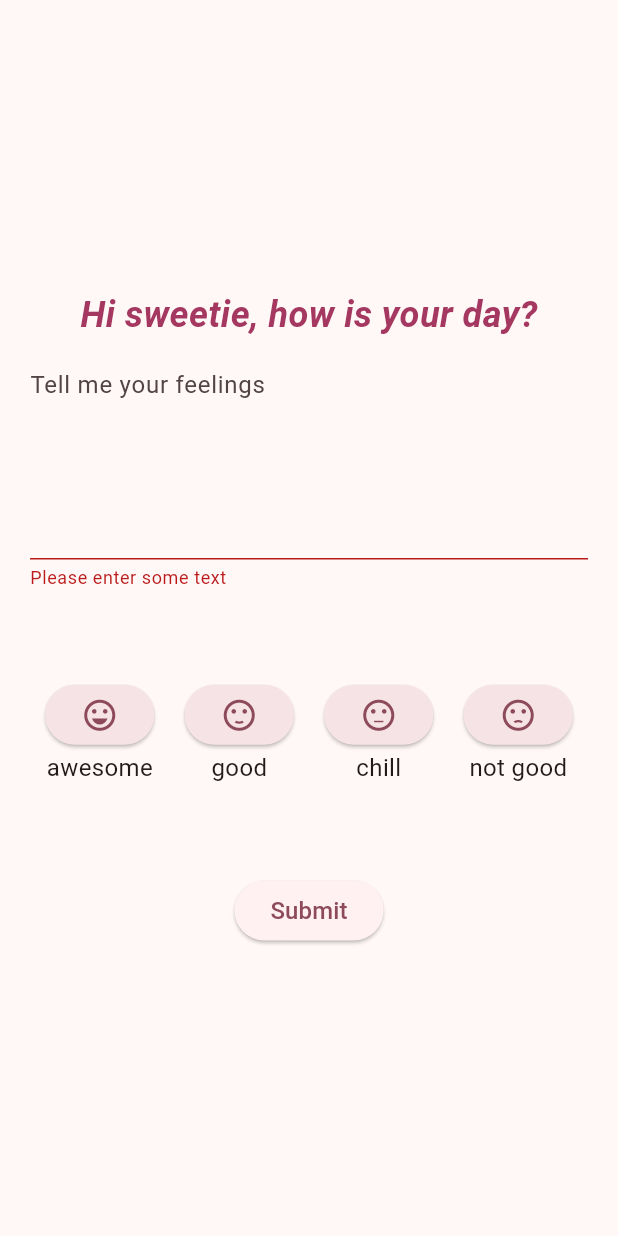
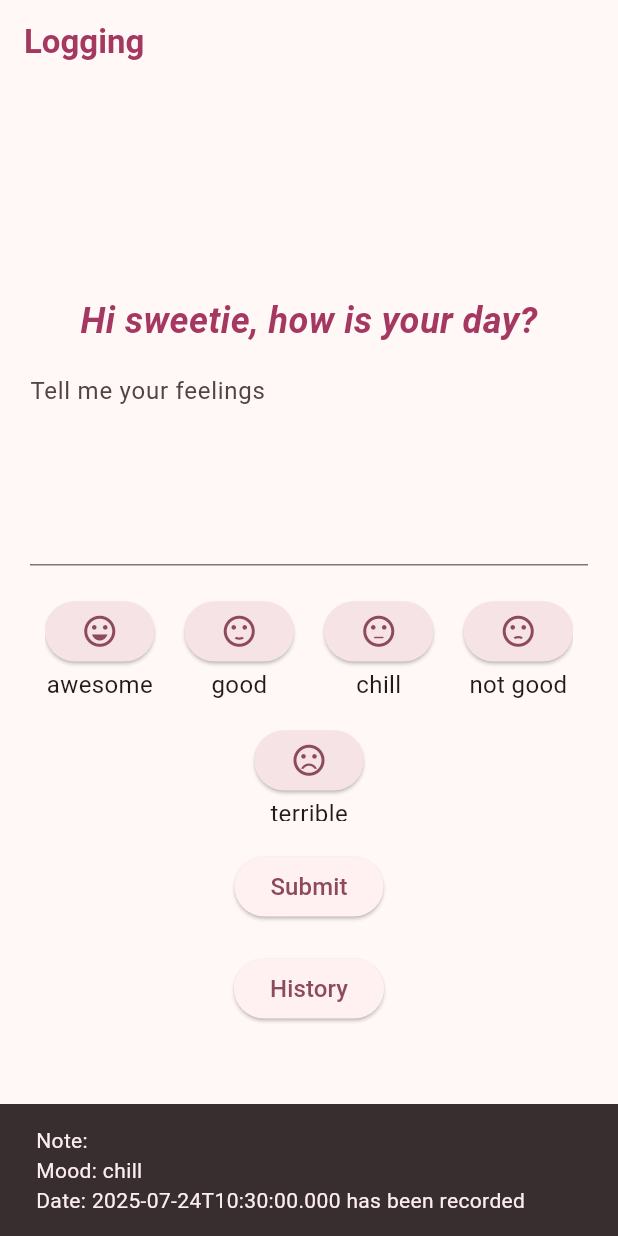
Before and after one commit to chinymue/emolog, a Flutter app: the screen it shows after launch, after a tap on "Submit", on a phone screen of 412 x 824 dp. Run offline on Flutter 3.47's test engine with Material 3 defaults, Android fonts, the light colour scheme and no system bars.

Commit message:
clean lại code và cmt

```diff
--- a/lib/main.dart
+++ b/lib/main.dart
@@ -1,5 +1,5 @@
 import 'package:flutter/material.dart';
-import 'package:provider/provider.dart';
+// import 'package:provider/provider.dart';
 // import 'package:shared_preferences/shared_preferences.dart';
 import 'dart:async';
 import 'dart:io';
@@ -8,102 +8,344 @@ import 'dart:convert'; // json
 // import 'package:sqflite/sqflite.dart';
 // import 'package:path/path.dart';
 
-void main() {
-  runApp(MyApp());
-}
+void main() => runApp(const MyApp());
 
-const Color darkPink = Color.fromARGB(255, 58, 5, 25);
-const Color midPink = Color.fromARGB(255, 103, 13, 47);
-const Color hotWinePink = Color.fromARGB(255, 165, 56, 96);
-const Color emoWinePink = Color.fromARGB(255, 141, 74, 90);
-const Color lightPink = Color.fromARGB(255, 239, 136, 173);
-const Color rosePink = Color.fromARGB(255, 246, 227, 229);
+// Color Constants
+const Color darkPink = Color(0xFF3A0519);
+const Color midPink = Color(0xFF670D2F);
+const Color hotWinePink = Color(0xFFA53860);
+const Color emoWinePink = Color(0xFF8D4A5A);
+const Color lightPink = Color(0xFFEf88AD);
+const Color rosePink = Color(0xFFF6E3E5);
 
 class MyApp extends StatelessWidget {
   const MyApp({super.key});
 
   @override
   Widget build(BuildContext context) {
-    return ChangeNotifierProvider(
-      create: (context) => MyAppState(),
-      child: MaterialApp(
-        title: 'Emolog',
-        theme: ThemeData(
-          colorScheme: ColorScheme.fromSeed(seedColor: Colors.pinkAccent),
-        ),
-        home: MyHomePage(),
+    return MaterialApp(
+      title: 'Emolog',
+      theme: ThemeData(
+        colorScheme: ColorScheme.fromSeed(seedColor: Colors.pinkAccent),
       ),
+      home: MyHomePage(),
     );
   }
 }
 
-class MyAppState extends ChangeNotifier {}
-
-class MyHomePage extends StatefulWidget {
-  @override
-  State<MyHomePage> createState() => _MyHomePageState();
-}
-
-class _MyHomePageState extends State<MyHomePage> {
+class MyHomePage extends StatelessWidget {
   @override
   Widget build(BuildContext context) {
     return Scaffold(
+      appBar: AppBar(
+        title: const Text(
+          'Logging',
+          style: TextStyle(color: hotWinePink, fontWeight: FontWeight.bold),
+        ),
+      ),
       body: Padding(
         padding: const EdgeInsets.all(20),
-        child: Center(child: EmologForm(storage: FormLogStorage())), //
+        child: Center(
+          child: Column(
+            mainAxisAlignment: MainAxisAlignment.center,
+            children: [
+              EmologForm(storage: FormLogStorage()),
+              SizedBox(height: 20),
+              ElevatedButton(
+                onPressed: () => Navigator.push(
+                  context,
+                  MaterialPageRoute(builder: (context) => HistoryLog()),
+                ),
+                child: const Text('History', style: TextStyle(fontSize: 16)),
+              ),
+            ],
+          ),
+        ), //
       ),
     );
   }
 }
 
 // read & write data in file as storage
+class FormLogStorage {
+  Future<String> get _localPath async =>
+      (await getApplicationDocumentsDirectory()).path;
 
-class FormLogStorage {
-  Future<String> get _localPath async {
-    final directory = await getApplicationDocumentsDirectory();
-    return directory.path;
-  }
-
-  Future<File> get _localFile async {
-    final path = await _localPath;
-    print("📁 Saving to path: $path/formlog.txt"); // DEBUG: print to console
-    return File('$path/formlog.txt');
-  }
+  Future<File> get _localFile async => File('${await _localPath}/formlog.txt');
 
   Future<File> writeFormLog(List<String> formLogList) async {
     final file = await _localFile;
-
-    // convert List<String> to each json line
     final jsonLines = formLogList.map((log) => json.encode(log)).join('\n');
-
-    // Write the file
     return file.writeAsString(jsonLines, flush: true);
   }
 
   Future<File> appendFormLog(String newFormLog) async {
     final file = await _localFile;
-    final encoded = json.encode(newFormLog);
-    return file.writeAsString('$encoded\n', mode: FileMode.append, flush: true);
+    return file.writeAsString(
+      '${json.encode(newFormLog)}\n',
+      mode: FileMode.append,
+      flush: true,
+    );
   }
 
   Future<List<String>> readFormLog() async {
     try {
       final file = await _localFile;
-
-      // Read the file
       final contents = await file.readAsString();
-      final decode = contents
+      return contents
           .split('\n')
           .where((line) => line.trim().isNotEmpty)
-          .map((line) => json.decode(line) as String);
-
-      return decode.toList();
-    } catch (e) {
-      // If encountering an error, return 0
+          .map((line) => json.decode(line) as String)
+          .toList();
+    } catch (_) {
       return [];
     }
   }
 }
+
+class EmologForm extends StatefulWidget {
+  const EmologForm({super.key, required this.storage});
+  final FormLogStorage storage;
+
+  @override
+  State<EmologForm> createState() => _EmologFormState();
+}
+
+class _EmologFormState extends State<EmologForm> {
+  final _formKey = GlobalKey<FormState>();
+  final _controller = TextEditingController();
+  List<String> _formLogList = [];
+  String _selectedMood = 'chill';
+
+  // read & write into file
+  @override
+  void initState() {
+    super.initState();
+    widget.storage.readFormLog().then(
+      (value) => setState(() => _formLogList = value),
+    );
+  }
+
+  // used to discard resources used by obj when don't need obj anymore, avoid mmr leak
+  @override
+  void dispose() {
+    _controller.dispose();
+    super.dispose();
+  }
+
+  Future<void> _submitForm() async {
+    if (_formKey.currentState?.validate() ?? false) {
+      final log =
+          'Note: ${_controller.text}\nMood: $_selectedMood\nDate: ${DateTime.now().toIso8601String()}';
+      await widget.storage.appendFormLog(log);
+      if (!mounted) return;
+      setState(() => _formLogList.add(log));
+      ScaffoldMessenger.of(
+        context,
+      ).showSnackBar(SnackBar(content: Text('$log has been recorded')));
+      _controller.clear();
+    }
+  }
+
+  @override
+  Widget build(BuildContext context) {
+    return Form(
+      key: _formKey,
+      child: Column(
+        mainAxisAlignment: MainAxisAlignment.center,
+        children: <Widget>[
+          HelloLog(),
+          const SizedBox(height: 10),
+          NoteLog(controller: _controller),
+          const SizedBox(height: 20),
+          MoodPicker(
+            onMoodSelected: (mood) => setState(() => _selectedMood = mood),
+          ),
+          const SizedBox(height: 20),
+          ElevatedButton(
+            onPressed: _submitForm,
+            child: const Text('Submit', style: TextStyle(fontSize: 16)),
+          ),
+        ],
+      ),
+    );
+  }
+}
+
+class NoteLog extends StatelessWidget {
+  const NoteLog({super.key, required this.controller});
+  final TextEditingController controller;
+
+  @override
+  Widget build(BuildContext context) {
+    return SizedBox(
+      width: 500,
+      child: TextFormField(
+        maxLines: 5,
+        decoration: const InputDecoration(hintText: 'Tell me your feelings'),
+        // validator receives text that user entered
+        // validator: (value) {
+        //   if (value == null || value.isEmpty) {
+        //     return 'Please enter some text';
+        //   }
+        //   return null;
+        // },
+        controller: controller,
+      ),
+    );
+  }
+}
+
+class MoodPicker extends StatefulWidget {
+  MoodPicker({super.key, required this.onMoodSelected});
+  final void Function(String selectedMood) onMoodSelected;
+
+  @override
+  State<MoodPicker> createState() => _MoodPickerState();
+}
+
+class _MoodPickerState extends State<MoodPicker> {
+  String _selectedMood = 'none';
+
+  final Map<String, IconData> moods = {
+    'awesome': Icons.sentiment_very_satisfied,
+    'good': Icons.sentiment_satisfied,
+    'chill': Icons.sentiment_neutral,
+    'not good': Icons.sentiment_dissatisfied,
+    'terrible': Icons.sentiment_very_dissatisfied,
+  };
+
+  @override
+  Widget build(BuildContext context) {
+    return SizedBox(
+      height: 150,
+      child: SingleChildScrollView(
+        scrollDirection: Axis.vertical,
+        child: Wrap(
+          alignment: WrapAlignment.center,
+          spacing: 20,
+          runSpacing: 15,
+          children: moods.entries.map((entry) {
+            final selected = _selectedMood == entry.key;
+            return Column(
+              mainAxisAlignment: MainAxisAlignment.center,
+              children: [
+                ElevatedButton(
+                  onPressed: () {
+                    setState(() => _selectedMood = entry.key);
+                    widget.onMoodSelected(entry.key);
+                  },
+                  style: ElevatedButton.styleFrom(
+                    backgroundColor: selected ? emoWinePink : rosePink,
+                  ),
+                  child: Icon(
+                    entry.value,
+                    size: 25,
+                    color: selected ? rosePink : emoWinePink,
+                  ),
+                ),
+                Text(entry.key, style: TextStyle(fontSize: 16)),
+              ],
+            );
+          }).toList(),
+        ),
+      ),
+    );
+  }
+}
+
+class HelloLog extends StatelessWidget {
+  const HelloLog({super.key});
+
+  @override
+  Widget build(BuildContext context) {
+    return Text(
+      'Hi sweetie, how is your day?',
+      style: TextStyle(
+        color: hotWinePink,
+        fontSize: 24,
+        fontWeight: FontWeight.w600,
+        fontStyle: FontStyle.italic,
+      ),
+    );
+  }
+}
+
+class HistoryLog extends StatelessWidget {
+  @override
+  Widget build(BuildContext context) {
+    return Scaffold(
+      appBar: AppBar(title: const Text('Tesst Route')),
+      body: Center(
+        child: Column(
+          mainAxisAlignment: MainAxisAlignment.center,
+          children: [
+            Text('That\'s work', style: TextStyle(fontSize: 50)),
+            ElevatedButton(
+              onPressed: () => Navigator.pop(context),
+              child: const Text('Open route'),
+            ),
+          ],
+        ),
+      ),
+    );
+  }
+}
+
+  /** other way to try with each change
+
+  // // some funct to react w/ addListener
+  // void _printLastestValue() {
+  //   final text = _controller.text;
+  //   print('$text (${text.characters.length})');
+  // }
+
+  // // listener of TextEditingController
+  // @override
+  // void initState() {
+  //   super.initState();
+  //   _controller.addListener(_printLastestValue);
+  // }
+   */
+
+  /** using shared_perferences
+  List<String> _formLog = [];
+
+  @override
+  void initState() {
+    super.initState();
+    _loadFormLog();
+  }
+
+  // load initial value from persistent storage on start
+  // or fallback to null if it doesn't exist.
+  Future<void> _loadFormLog() async {
+    final prefs = await SharedPreferences.getInstance();
+    setState(() {
+      _formLog = prefs.getStringList('formlog') ?? [];
+    });
+  }
+
+  // After click the button, save the new form log
+  // and async save it to persistent storage;
+  Future<void> _addFormLog(String newFormLog) async {
+    final prefs = await SharedPreferences.getInstance();
+    var formLog = (prefs.getStringList('formlog') ?? []);
+    formLog.add(newFormLog);
+    await prefs.setStringList('formlog', _formLog);
+    setState(() {
+      _formLog = formLog;
+    });
+  }
+   */
+
+  /** sqflite
+  final NoteLogDB _db = NoteLogDB();
+  Future<void> _saveNote(String note) async {
+    final newNote = NoteLog(note: note, date: DateTime.now().toIso8601String());
+    await _db.insertNote(newNote);
+  }
+   */
 
 // sqflite
 /**
@@ -183,273 +425,6 @@ class NoteLogDB {
   }
 }
  */
-
-class EmologForm extends StatefulWidget {
-  const EmologForm({super.key, required this.storage}); //
-
-  final FormLogStorage storage;
-
-  @override
-  State<EmologForm> createState() => _EmologFormState();
-}
-
-class _EmologFormState extends State<EmologForm> {
-  // global key to identify Form widget & validation
-  final _formkey = GlobalKey<FormState>();
-
-  // text controller.
-  final TextEditingController _textController = TextEditingController();
-
-  // used to discard resources used by obj when don't need obj anymore, avoid mmr leak
-  @override
-  void dispose() {
-    _textController.dispose();
-    super.dispose();
-  }
-
-  String _selectedMood = 'chill';
-
-  /** other way to try with each change
-
-  // // some funct to react w/ addListener
-  // void _printLastestValue() {
-  //   final text = _textController.text;
-  //   print('$text (${text.characters.length})');
-  // }
-
-  // // listener of TextEditingController
-  // @override
-  // void initState() {
-  //   super.initState();
-  //   _textController.addListener(_printLastestValue);
-  // }
-   */
-
-  /** using shared_perferences
-  List<String> _formLog = [];
-
-  @override
-  void initState() {
-    super.initState();
-    _loadFormLog();
-  }
-
-  // load initial value from persistent storage on start
-  // or fallback to null if it doesn't exist.
-  Future<void> _loadFormLog() async {
-    final prefs = await SharedPreferences.getInstance();
-    setState(() {
-      _formLog = prefs.getStringList('formlog') ?? [];
-    });
-  }
-
-  // After click the button, save the new form log
-  // and async save it to persistent storage;
-  Future<void> _addFormLog(String newFormLog) async {
-    final prefs = await SharedPreferences.getInstance();
-    var formLog = (prefs.getStringList('formlog') ?? []);
-    formLog.add(newFormLog);
-    await prefs.setStringList('formlog', _formLog);
-    setState(() {
-      _formLog = formLog;
-    });
-  }
-   */
-
-  // read & write into file
-  List<String> _formLogList = [];
-  @override
-  void initState() {
-    super.initState();
-    widget.storage.readFormLog().then((value) {
-      setState(() {
-        _formLogList = value;
-      });
-    });
-  }
-
-  Future<File> _addFormLog(String newFormLog) {
-    setState(() {
-      _formLogList.add(newFormLog);
-    });
-
-    // Write variable as string to the file
-    return widget.storage.appendFormLog(newFormLog);
-  }
-
-  /** sqflite
-  final NoteLogDB _db = NoteLogDB();
-  Future<void> _saveNote(String note) async {
-    final newNote = NoteLog(note: note, date: DateTime.now().toIso8601String());
-    await _db.insertNote(newNote);
-  }
-   */
-
-  @override
-  Widget build(BuildContext context) {
-    return Form(
-      key: _formkey,
-      child: Column(
-        mainAxisAlignment: MainAxisAlignment.center,
-        children: <Widget>[
-          HelloLog(),
-          const SizedBox(height: 10),
-          NoteLog(textController: _textController),
-          const SizedBox(height: 20),
-          MoodPicker(
-            onMoodSelected: (selectedMood) {
-              setState(() {
-                _selectedMood = selectedMood;
-              });
-            },
-          ),
-          const SizedBox(height: 20),
-          ElevatedButton(
-            onPressed: () {
-              if (_formkey.currentState!.validate()) {
-                final text =
-                    'Note: ${_textController.text}\nMood: $_selectedMood\nDate: ${DateTime.now().toIso8601String()}';
-                _addFormLog(text);
-                // print(_formLogList.length);
-                // _saveNote(text);
-                // form is valid
-                ScaffoldMessenger.of(context).showSnackBar(
-                  SnackBar(content: Text('$text has been recorded')),
-                );
-
-                // showDialog way
-                // showDialog(
-                //   context: context,
-                //   builder: (context) {
-                //     return AlertDialog(content: Text(text));
-                //   },
-                // );
-
-                _textController.clear();
-              }
-            },
-            child: const Text('Submit', style: TextStyle(fontSize: 16)),
-          ),
-        ],
-      ),
-    );
-  }
-}
-
-class NoteLog extends StatelessWidget {
-  const NoteLog({super.key, required TextEditingController textController})
-    : _textController = textController;
-
-  final TextEditingController _textController;
-
-  @override
-  Widget build(BuildContext context) {
-    return SizedBox(
-      width: 500,
-      child: TextFormField(
-        maxLines: 5,
-        decoration: const InputDecoration(hintText: 'Tell me your feelings'),
-        // validator receives text that user entered
-        validator: (value) {
-          if (value == null || value.isEmpty) {
-            return 'Please enter some text';
-          }
-          return null;
-        },
-        controller: _textController,
-      ),
-    );
-  }
-}
-
-class MoodPicker extends StatefulWidget {
-  final void Function(String selectedMood) onMoodSelected;
-
-  MoodPicker({super.key, required this.onMoodSelected});
-
-  @override
-  State<MoodPicker> createState() => _MoodPickerState();
-}
-
-class _MoodPickerState extends State<MoodPicker> {
-  String _selectedMood = 'none';
-
-  final List<Map<String, IconData>> moodList = [
-    {'awesome': Icons.sentiment_very_satisfied},
-    {'good': Icons.sentiment_satisfied},
-    {'chill': Icons.sentiment_neutral},
-    {'not good': Icons.sentiment_dissatisfied},
-    {'terrible': Icons.sentiment_very_dissatisfied},
-    // {'1': Icons.abc},
-    // {'2': Icons.abc_outlined},
-    // {'3': Icons.abc_rounded},
-    // {'4': Icons.abc_sharp},
-    // {'5': Icons.ac_unit},
-  ];
-
-  @override
-  Widget build(BuildContext context) {
-    return SizedBox(
-      height: 150,
-      child: SingleChildScrollView(
-        scrollDirection: Axis.horizontal,
-        child: Row(
-          mainAxisAlignment: MainAxisAlignment.center,
-          children: [
-            for (var mood in moodList)
-              for (var entry in mood.entries)
-                Padding(
-                  padding: EdgeInsetsGeometry.all(10),
-                  child: Column(
-                    mainAxisAlignment: MainAxisAlignment.center,
-                    children: [
-                      ElevatedButton(
-                        onPressed: () {
-                          setState(() {
-                            _selectedMood = entry.key;
-                            widget.onMoodSelected(entry.key);
-                          });
-                        },
-                        style: ElevatedButton.styleFrom(
-                          backgroundColor: _selectedMood == entry.key
-                              ? emoWinePink
-                              : rosePink,
-                        ),
-                        child: Icon(
-                          entry.value,
-                          size: 25,
-                          color: _selectedMood == entry.key
-                              ? rosePink
-                              : emoWinePink,
-                        ),
-                      ),
-                      Text(entry.key, style: TextStyle(fontSize: 16)),
-                    ],
-                  ),
-                ),
-          ],
-        ),
-      ),
-    );
-  }
-}
-
-class HelloLog extends StatelessWidget {
-  const HelloLog({super.key});
-
-  @override
-  Widget build(BuildContext context) {
-    return Text(
-      'Hi sweetie, how is your day?',
-      style: TextStyle(
-        color: hotWinePink,
-        fontSize: 24,
-        fontWeight: FontWeight.w600,
-        fontStyle: FontStyle.italic,
-      ),
-    );
-  }
-}
 
 /** Non cookbook version
 
```
Also changed, not shown: 1 other file.
